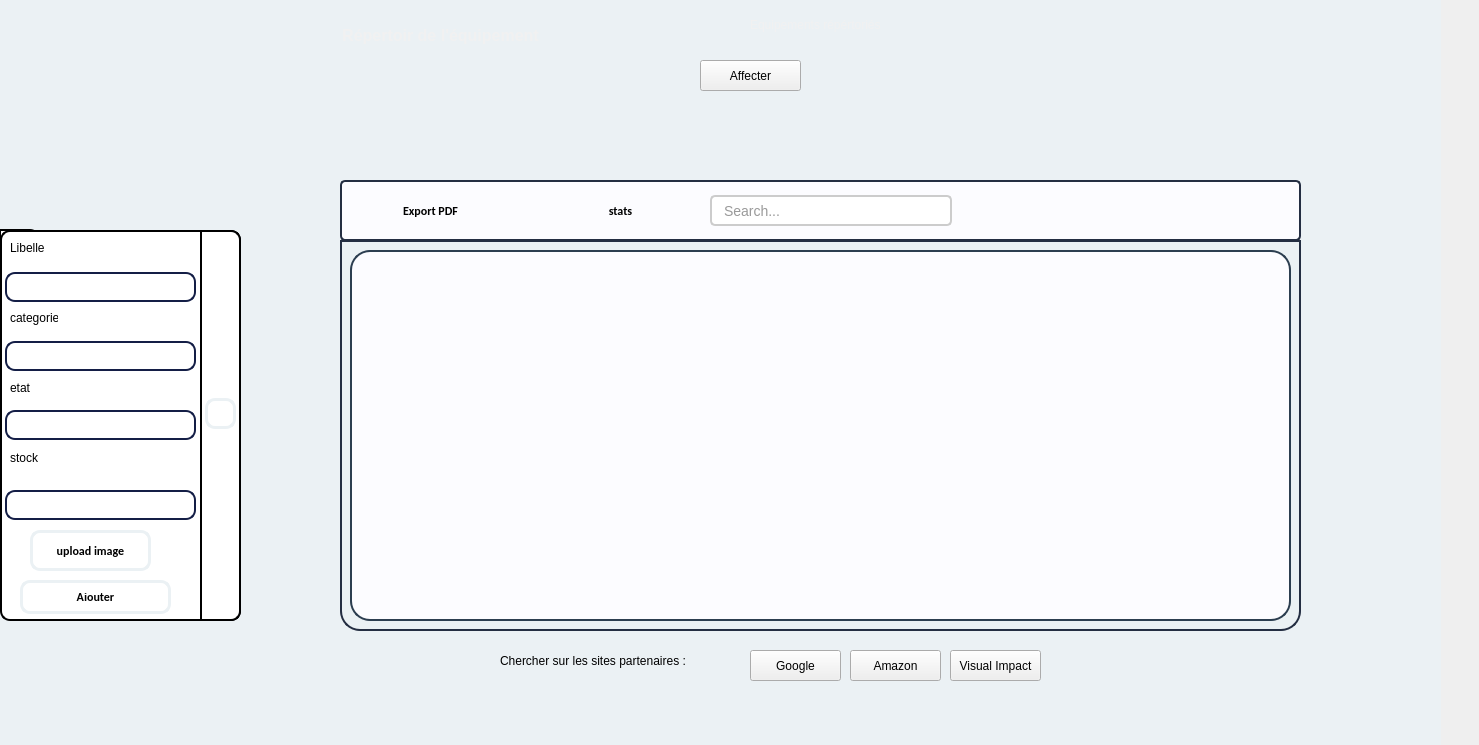
Old version of the form equipment.ui in the repository HyperDarkmoon/TVEmpire.
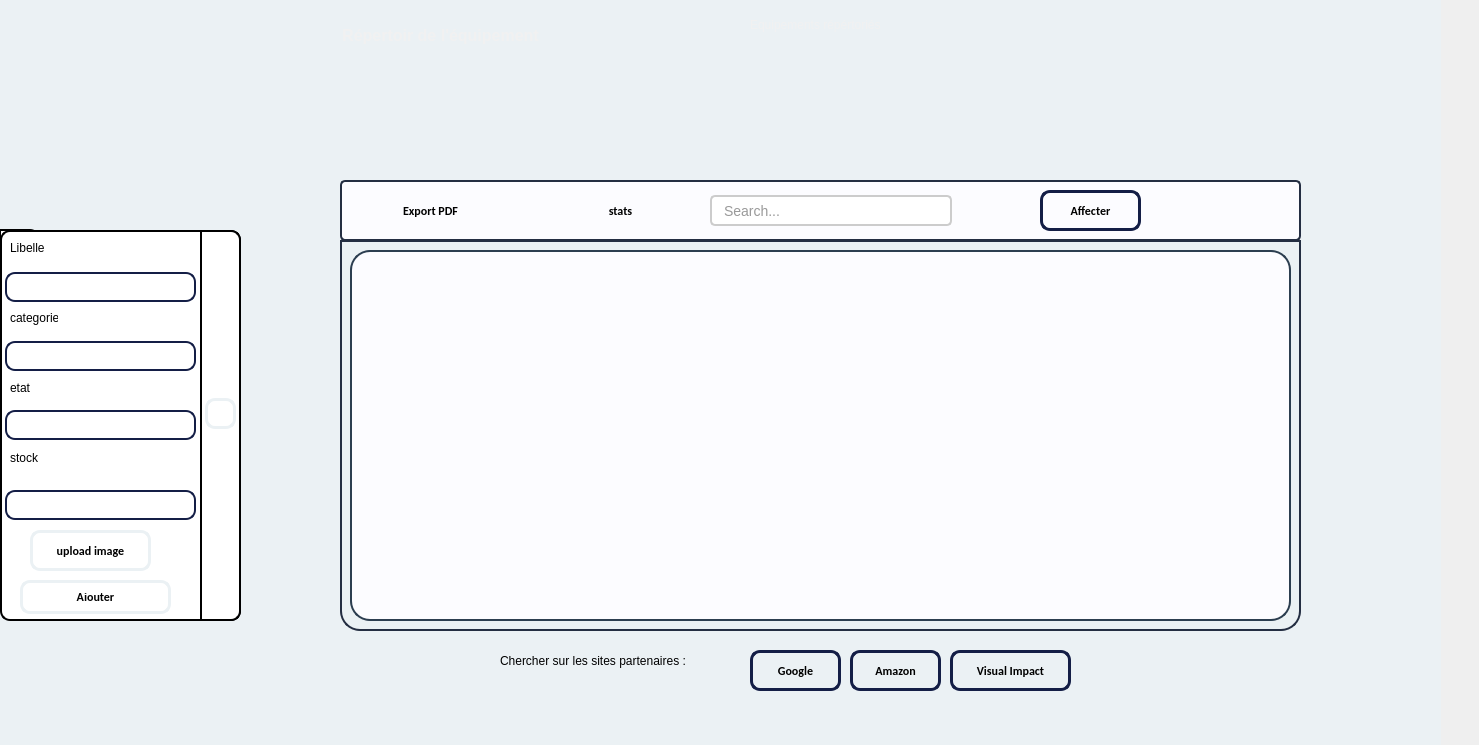
New version of the form. Icons and pictures are not drawn.

Diff of the .ui file:
```diff
--- a/equipment.ui
+++ b/equipment.ui
@@ -975,9 +975,27 @@
       <x>780</x>
       <y>650</y>
       <width>91</width>
-      <height>31</height>
+      <height>41</height>
      </rect>
     </property>
+    <property name="styleSheet">
+     <string notr="true">QPushButton {
+    background-color: transparent; 
+    color: black;
+    border: 3px solid#141E46 ;
+    border-radius: 10px;
+    padding: 10px 20px;
+    font-weight: bold;
+    font-family: Calibri, sans-serif;
+}
+
+/* Hover effect */
+QPushButton:hover {
+  
+    border: 3px solid #EBF1F4;
+    color: black;
+}</string>
+    </property>
     <property name="text">
      <string>Google</string>
     </property>
@@ -988,9 +1006,27 @@
       <x>880</x>
       <y>650</y>
       <width>91</width>
-      <height>31</height>
+      <height>41</height>
      </rect>
     </property>
+    <property name="styleSheet">
+     <string notr="true">QPushButton {
+    background-color: transparent; 
+    color: black;
+    border: 3px solid#141E46 ;
+    border-radius: 10px;
+    padding: 10px 20px;
+    font-weight: bold;
+    font-family: Calibri, sans-serif;
+}
+
+/* Hover effect */
+QPushButton:hover {
+  
+    border: 3px solid #EBF1F4;
+    color: black;
+}</string>
+    </property>
     <property name="text">
      <string>Amazon</string>
     </property>
@@ -1000,10 +1036,28 @@
      <rect>
       <x>980</x>
       <y>650</y>
-      <width>91</width>
-      <height>31</height>
+      <width>121</width>
+      <height>41</height>
      </rect>
     </property>
+    <property name="styleSheet">
+     <string notr="true">QPushButton {
+    background-color: transparent; 
+    color: black;
+    border: 3px solid#141E46 ;
+    border-radius: 10px;
+    padding: 10px 20px;
+    font-weight: bold;
+    font-family: Calibri, sans-serif;
+}
+
+/* Hover effect */
+QPushButton:hover {
+  
+    border: 3px solid #EBF1F4;
+    color: black;
+}</string>
+    </property>
     <property name="text">
      <string>Visual Impact</string>
     </property>
@@ -1701,6 +1755,37 @@
       <set>Qt::AlignCenter</set>
      </property>
     </widget>
+    <widget class="QPushButton" name="Affecter">
+     <property name="geometry">
+      <rect>
+       <x>700</x>
+       <y>10</y>
+       <width>101</width>
+       <height>41</height>
+      </rect>
+     </property>
+     <property name="styleSheet">
+      <string notr="true">QPushButton {
+    background-color: transparent; 
+    color: black;
+    border: 3px solid#141E46 ;
+    border-radius: 10px;
+    padding: 10px 20px;
+    font-weight: bold;
+    font-family: Calibri, sans-serif;
+}
+
+/* Hover effect */
+QPushButton:hover {
+  
+    border: 3px solid #EBF1F4;
+    color: black;
+}</string>
+     </property>
+     <property name="text">
+      <string>Affecter</string>
+     </property>
+    </widget>
    </widget>
    <widget class="QWidget" name="result_widget" native="true">
     <property name="geometry">
@@ -1789,19 +1874,6 @@
      </rect>
     </property>
    </widget>
-   <widget class="QPushButton" name="Affecter">
-    <property name="geometry">
-     <rect>
-      <x>730</x>
-      <y>60</y>
-      <width>101</width>
-      <height>31</height>
-     </rect>
-    </property>
-    <property name="text">
-     <string>Affecter</string>
-    </property>
-   </widget>
    <zorder>widget_3</zorder>
    <zorder>Label</zorder>
    <zorder>Labelequipment</zorder>
```
Left out of the diff: 1 changed line with no effect on the pictures.
